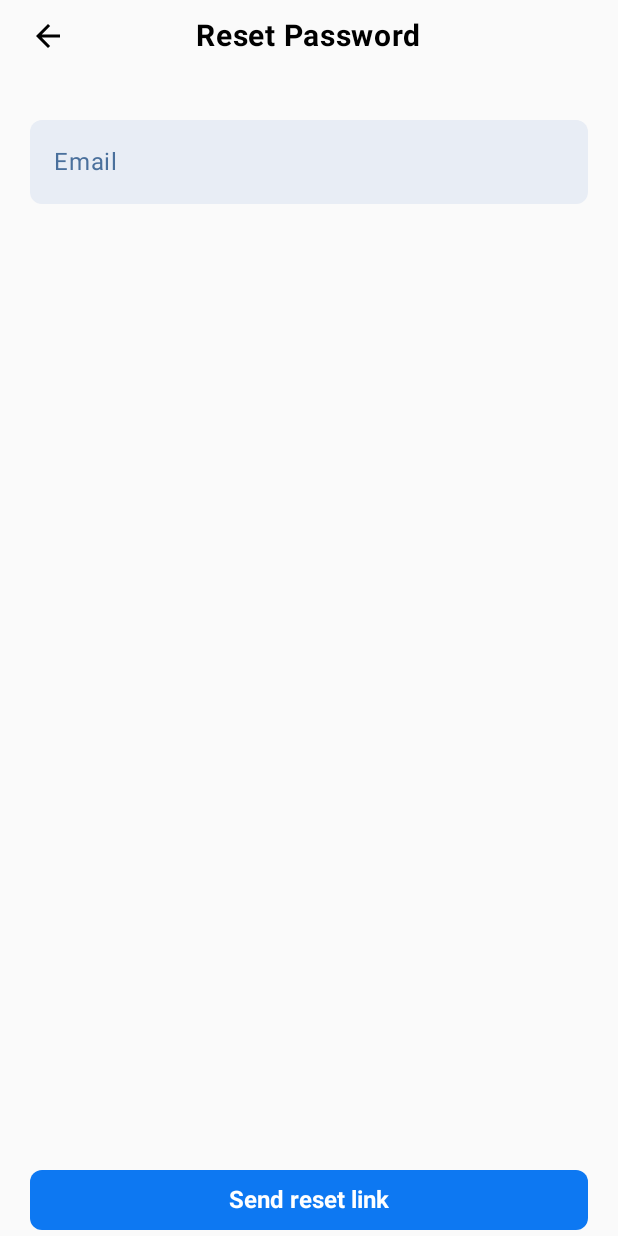
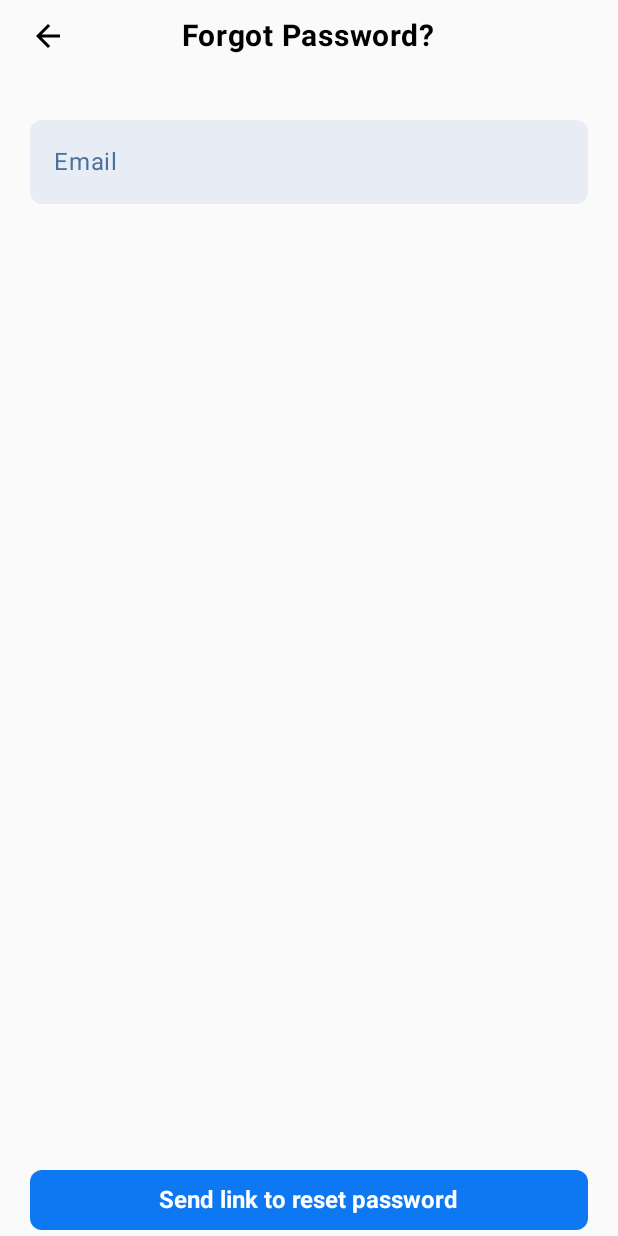
Before and after one commit to Yonjar-Android/YonjarChat, an Android app built with Jetpack Compose: the screen it shows after launch (MainActivity), after a tap on "Forgot Password?", on a phone screen of 412 x 824 dp. Run offline under Robolectric (Android 15) with nearby library versions, the phone set to English and light mode, and no system bars; our stand-ins replace Dagger/Hilt's generated code, Firebase (no records; nobody signed in at launch, a user with empty details on screens opened directly).

Commit message:
feat: Implement string resources for internationalization
- Added dependency for `androidx.core.ktx`.
- Included a basic structure for handling notifications in `Notifications.kt`.

```diff
--- a/app/build.gradle.kts
+++ b/app/build.gradle.kts
@@ -92,4 +92,9 @@ dependencies {
 
     // Data Store / Shared Preferences
     implementation(libs.androidx.datastore.preferences)
+
+    //Notificaciones
+
+    implementation(libs.androidx.core.ktx)
+
 }
--- a/app/src/main/AndroidManifest.xml
+++ b/app/src/main/AndroidManifest.xml
@@ -3,6 +3,7 @@
     xmlns:tools="http://schemas.android.com/tools">
 
     <uses-permission android:name="android.permission.INTERNET"/>
+    <uses-permission android:name="android.permission.POST_NOTIFICATIONS"/>
 
     <application
         android:allowBackup="true"
--- a/app/src/main/java/com/example/yonjarchat/MainActivity.kt
+++ b/app/src/main/java/com/example/yonjarchat/MainActivity.kt
@@ -15,6 +15,7 @@ import androidx.compose.runtime.setValue
 import androidx.compose.ui.Alignment
 import androidx.compose.ui.Modifier
 import androidx.compose.ui.platform.LocalContext
+import androidx.core.app.NotificationCompat
 import androidx.navigation.NavType
 import androidx.navigation.compose.NavHost
 import androidx.navigation.compose.composable
@@ -53,7 +54,6 @@ class MainActivity : ComponentActivity() {
                 LaunchedEffect(Unit) {
                     // Esperar que Firebase actualice el estado del usuario
                     val userPreferences = UserPreferences(context)
-
                     startDestination = if (userPreferences.userId.first() != null) {
                         "chatListScreen"
                     } else {
@@ -106,6 +106,12 @@ class MainActivity : ComponentActivity() {
                     }
                 }
 
+                /*val builder = NotificationCompat.Builder(context, "channel_id")
+                    .setSmallIcon(R.drawable.ic_launcher_foreground)
+                    .setContentTitle("Título de la notificación")
+                    .setContentText("Contenido de la notificación")
+                    .setPriority(NotificationCompat.PRIORITY_DEFAULT)
+*/
             }
         }
     }
--- a/app/src/main/java/com/example/yonjarchat/data/repositories/FirebaseRepositoryImp.kt
+++ b/app/src/main/java/com/example/yonjarchat/data/repositories/FirebaseRepositoryImp.kt
@@ -1,10 +1,12 @@
 package com.example.yonjarchat.data.repositories
 
+import com.example.yonjarchat.R
 import com.example.yonjarchat.domain.models.ChatDomain
 import com.example.yonjarchat.domain.models.MessageModel
 import com.example.yonjarchat.domain.models.User
 import com.example.yonjarchat.domain.models.UserDomain
 import com.example.yonjarchat.domain.repositories.FirebaseRepository
+import com.example.yonjarchat.utils.ResourceProvider
 import com.google.firebase.auth.FirebaseAuth
 import com.google.firebase.firestore.FirebaseFirestore
 import com.google.firebase.firestore.ListenerRegistration
@@ -14,7 +16,8 @@ import javax.inject.Inject
 
 class FirebaseRepositoryImp @Inject constructor(
     private val firebaseAuth: FirebaseAuth,
-    private val firestore: FirebaseFirestore
+    private val firestore: FirebaseFirestore,
+    private val resourceProvider: ResourceProvider
 ) : FirebaseRepository {
 
     override suspend fun registerUser(
@@ -49,7 +52,9 @@ class FirebaseRepositoryImp @Inject constructor(
         firebaseAuth.signInWithEmailAndPassword(email, password)
             .addOnCompleteListener { task ->
                 if (task.isSuccessful) {
-                    onResult.invoke("Inicio de sesión exitoso")
+                    onResult.invoke(resourceProvider.getString(
+                R.string.youLoggedInStr
+                    ))
                 } else {
                     onResult.invoke("Error al iniciar sesión")
 
--- a/app/src/main/java/com/example/yonjarchat/di/RepositoryModule.kt
+++ b/app/src/main/java/com/example/yonjarchat/di/RepositoryModule.kt
@@ -1,12 +1,15 @@
 package com.example.yonjarchat.di
 
+import android.content.Context
 import com.example.yonjarchat.data.repositories.FirebaseRepositoryImp
 import com.example.yonjarchat.domain.repositories.FirebaseRepository
+import com.example.yonjarchat.utils.ResourceProvider
 import com.google.firebase.auth.FirebaseAuth
 import com.google.firebase.firestore.FirebaseFirestore
 import dagger.Module
 import dagger.Provides
 import dagger.hilt.InstallIn
+import dagger.hilt.android.qualifiers.ApplicationContext
 import dagger.hilt.components.SingletonComponent
 import javax.inject.Singleton
 
@@ -18,8 +21,17 @@ object RepositoryModule {
     @Singleton
     fun provideFirebaseRepository(
         firebaseAuth: FirebaseAuth,
-        firestore: FirebaseFirestore
+        firestore: FirebaseFirestore,
+        resourceProvider: ResourceProvider
     ): FirebaseRepository {
-        return FirebaseRepositoryImp(firebaseAuth, firestore)
+        return FirebaseRepositoryImp(firebaseAuth, firestore, resourceProvider)
+    }
+
+    @Provides
+    @Singleton
+    fun provideResourceProvider(
+        @ApplicationContext context: Context
+    ): ResourceProvider {
+        return ResourceProvider(context)
     }
 }
--- a/app/src/main/java/com/example/yonjarchat/presentation/forgotPassword/ForgotPasswordScreen.kt
+++ b/app/src/main/java/com/example/yonjarchat/presentation/forgotPassword/ForgotPasswordScreen.kt
@@ -25,12 +25,14 @@ import androidx.compose.runtime.setValue
 import androidx.compose.ui.Alignment
 import androidx.compose.ui.Modifier
 import androidx.compose.ui.platform.LocalContext
+import androidx.compose.ui.res.stringResource
 import androidx.compose.ui.text.font.FontWeight
 import androidx.compose.ui.unit.dp
 import androidx.compose.ui.unit.sp
 import androidx.hilt.navigation.compose.hiltViewModel
 import androidx.lifecycle.compose.collectAsStateWithLifecycle
 import androidx.navigation.NavHostController
+import com.example.yonjarchat.R
 import com.example.yonjarchat.sharedComponents.ButtonEdit
 import com.example.yonjarchat.sharedComponents.TextFieldEdit
 
@@ -73,7 +75,7 @@ fun ForgotPasswordScreen(
             }
 
             Text(
-                text = "Reset Password",
+                text = stringResource(id = R.string.forgotPwdStr),
                 modifier = Modifier.align(Alignment.Center),
                 fontSize = 20.sp,
                 fontWeight = FontWeight.Bold
@@ -82,14 +84,14 @@ fun ForgotPasswordScreen(
 
         Spacer(modifier = Modifier.height(32.dp))
 
-        TextFieldEdit("Email", email, onValueChange = {
+        TextFieldEdit(stringResource(id = R.string.emailStr), email, onValueChange = {
             email = it
         })
 
         Spacer(modifier = Modifier.weight(1f))
 
         ButtonEdit(
-            buttonText = "Send reset link",
+            buttonText = stringResource(id = R.string.sendLinkPwdStr),
             function = {
                 viewModel.forgotPassword(email)
             }
--- a/app/src/main/java/com/example/yonjarchat/presentation/login/LoginScreen.kt
+++ b/app/src/main/java/com/example/yonjarchat/presentation/login/LoginScreen.kt
@@ -26,6 +26,7 @@ import androidx.compose.runtime.setValue
 import androidx.compose.ui.Alignment
 import androidx.compose.ui.Modifier
 import androidx.compose.ui.platform.LocalContext
+import androidx.compose.ui.res.stringResource
 import androidx.compose.ui.text.font.FontWeight
 import androidx.compose.ui.text.input.KeyboardType
 import androidx.compose.ui.text.input.PasswordVisualTransformation
@@ -35,6 +36,7 @@ import androidx.compose.ui.unit.sp
 import androidx.hilt.navigation.compose.hiltViewModel
 import androidx.lifecycle.compose.collectAsStateWithLifecycle
 import androidx.navigation.NavHostController
+import com.example.yonjarchat.R
 import com.example.yonjarchat.sharedComponents.ButtonEdit
 import com.example.yonjarchat.sharedComponents.TextButtonEdit
 import com.example.yonjarchat.sharedComponents.TextFieldEdit
@@ -55,7 +57,7 @@ fun LoginScreen(
     val message by viewModel.message.collectAsStateWithLifecycle()
 
     if (message.isNotEmpty()) {
-        if (message == "Inicio de sesión exitoso") {
+        if (message == stringResource(id = R.string.youLoggedInStr)) {
             navHostController.navigate("chatListScreen") {
                 popUpTo("loginScreen") {
                     inclusive = true
@@ -82,7 +84,7 @@ fun LoginScreen(
             Spacer(modifier = Modifier.height(16.dp))
 
             Text(
-                text = "Sign in",
+                text = stringResource(id = R.string.signInStr),
                 modifier = Modifier.align(Alignment.Center),
                 fontSize = 20.sp,
                 fontWeight = FontWeight.Bold
@@ -92,7 +94,7 @@ fun LoginScreen(
         Spacer(modifier = Modifier.height(32.dp))
 
         TextFieldEdit(
-            "Email", email, keyboardType = KeyboardType.Email,
+            stringResource(id = R.string.emailStr), email, keyboardType = KeyboardType.Email,
             icon = {
                 Icon(
                     imageVector = Icons.Rounded.Email, contentDescription = "Email"
@@ -103,7 +105,7 @@ fun LoginScreen(
         }
 
         TextFieldEdit(
-            "Password", password,
+            stringResource(id = R.string.passwordStr), password,
             keyboardType = KeyboardType.Password,
             visualTransformation = if (showPassword) VisualTransformation.None else PasswordVisualTransformation(),
             icon = {
@@ -121,7 +123,7 @@ fun LoginScreen(
         }
 
         ButtonEdit(
-            buttonText = "Sign in",
+            buttonText = stringResource(id = R.string.signInStr),
             function = {
                 viewModel.loginUser(email, password, context)
             }
@@ -130,13 +132,13 @@ fun LoginScreen(
         Spacer(modifier = Modifier.height(16.dp))
 
         TextButtonEdit(
-            text = "Forgot Password?",
+            text = stringResource(id = R.string.forgotPwdStr),
             function = {
                 navHostController.navigate("forgotPasswordScreen")
             })
 
         TextButtonEdit(
-            text = "Don't have an account? Sign up",
+            text = stringResource(id = R.string.dontHaveAccountStr),
             function = {
                 navHostController.navigate("registerScreen")
             })
--- a/app/src/main/java/com/example/yonjarchat/presentation/login/LoginScreenViewModel.kt
+++ b/app/src/main/java/com/example/yonjarchat/presentation/login/LoginScreenViewModel.kt
@@ -3,19 +3,23 @@ package com.example.yonjarchat.presentation.login
 import android.content.Context
 import androidx.lifecycle.ViewModel
 import androidx.lifecycle.viewModelScope
+import com.example.yonjarchat.R
 import com.example.yonjarchat.UserPreferences
 import com.example.yonjarchat.domain.repositories.FirebaseRepository
+import com.example.yonjarchat.utils.ResourceProvider
 import com.google.firebase.auth.FirebaseAuth
 import dagger.hilt.android.lifecycle.HiltViewModel
 import jakarta.inject.Inject
 import kotlinx.coroutines.flow.MutableStateFlow
 import kotlinx.coroutines.flow.StateFlow
+import kotlinx.coroutines.flow.first
 import kotlinx.coroutines.launch
 
 @HiltViewModel
 class LoginScreenViewModel @Inject constructor(
     private val firebaseRepository: FirebaseRepository,
-    private val firebaseAuth: FirebaseAuth
+    private val firebaseAuth: FirebaseAuth,
+    private val resourceProvider: ResourceProvider
 ): ViewModel() {
 
     private var _message = MutableStateFlow<String>("")
@@ -26,11 +30,12 @@ class LoginScreenViewModel @Inject constructor(
         if (validations(email, password)){
             firebaseRepository.loginUser(email, password){
                 _message.value = it
-                if (it == "Inicio de sesión exitoso"){
+                if (it == resourceProvider.getString(R.string.youLoggedInStr)){
                     if (firebaseAuth.currentUser != null){
                         viewModelScope.launch {
                             val userPreferences = UserPreferences(context)
                             userPreferences.saveUserId(firebaseAuth.currentUser!!.uid)
+                            println("User id viewModel ${userPreferences.userId.first()}")
                         }
                     }
                 }
--- /dev/null
+++ b/app/src/main/java/com/example/yonjarchat/utils/ResourceProvider.kt
@@ -0,0 +1,12 @@
+package com.example.yonjarchat.utils
+
+import android.content.Context
+import dagger.hilt.android.qualifiers.ApplicationContext
+import jakarta.inject.Inject
+import jakarta.inject.Singleton
+
+class ResourceProvider(
+    @ApplicationContext private val context: Context
+) {
+    fun getString(resId: Int): String = context.getString(resId)
+}
--- a/app/src/main/res/values/strings.xml
+++ b/app/src/main/res/values/strings.xml
@@ -1,3 +1,20 @@
 <resources>
     <string name="app_name">YonjarChat</string>
+    <string name="signInStr">Sign in</string>
+    <string name="passwordStr">Password</string>
+    <string name="emailStr">Email</string>
+    <string name="forgotPwdStr">Forgot Password?</string>
+    <string name="dontHaveAccountStr">Don\'t have an account? Sign up</string>
+    <string name="createAccountStr">Create an account</string>
+    <string name="usernameStr">Username</string>
+    <string name="repeatPwd">Repeat Password</string>
+    <string name="alreadyHaveAnAccountStr">Already have an account? Sign in</string>
+    <string name="resetPwdStr">Reset Password</string>
+    <string name="sendLinkPwdStr">Send link to reset password</string>
+    <string name="youLoggedInStr">Login successful</string>
+    <string name="searchStr">Search</string>
+    <string name="messageStr">Message</string>
+    <string name="areYouSureSignOutStr">Are you sure you want to sign out?</string>
+    <string name="signOutStr">Sign out</string>
+    <string name="cancelStr">Cancel</string>
 </resources>
```
Also changed, not shown: app/src/main/java/com/example/yonjarchat/presentation/chat/ChatScreen.kt (+5 -3 lines), app/src/main/java/com/example/yonjarchat/presentation/chatList/ChatListScreen.kt (+5 -4 lines), app/src/main/java/com/example/yonjarchat/presentation/register/RegisterScreen.kt (+9 -7 lines), app/src/main/java/com/example/yonjarchat/utils/Notifications.kt (added, +26 -0 lines), 1 other file.
